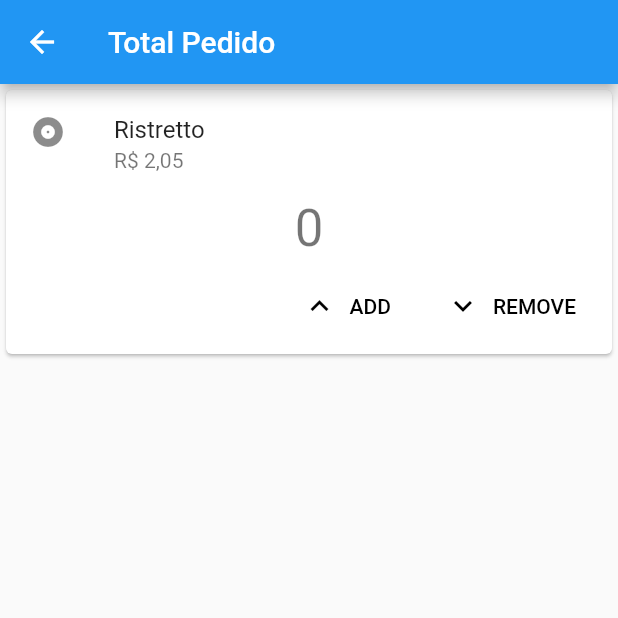
After one commit to arthreis/coffee_order, a Flutter app: the ProductsPage screen opened directly, after a tap on "ADD", after a tap on "REMOVE", on a phone screen of 412 x 824 dp, the top half of it. The commit adds this screen. Run offline on Flutter 3.47's test engine with Material 2 defaults, Android fonts, the phone set to English and light mode, and no system bars.

Commit message:
exibindo quantidade de produto

```diff
--- a/lib/main.dart
+++ b/lib/main.dart
@@ -12,7 +12,7 @@ class MyApp extends StatelessWidget {
       theme: ThemeData(
         primarySwatch: Colors.blue,
       ),
-      home: MyHomePage(title: ''),
+      home: MyHomePage(title: 'Bem vindo'),
     );
   }
 }
--- /dev/null
+++ b/lib/models/product.dart
@@ -0,0 +1,11 @@
+import 'package:flutter/material.dart';
+
+class Product {
+  Product({
+    @required this.name,
+    @required this.value,
+  });
+
+  final String name;
+  final double value;
+}
--- a/lib/screens/home.dart
+++ b/lib/screens/home.dart
@@ -1,6 +1,4 @@
-import 'dart:ui';
-
-import 'package:coffee_order/screens/order.dart';
+import 'package:coffee_order/screens/products.dart';
 import 'package:flutter/material.dart';
 
 class MyHomePage extends StatefulWidget {
@@ -38,8 +36,7 @@ class _MyHomePageState extends State<MyHomePage> {
               ),
               color: Colors.blue,
               onPressed: () {
-                Navigator.push(context,
-                    MaterialPageRoute(builder: (context) => OrderPage()));
+                Navigator.push(context, MaterialPageRoute(builder: (context) => ProductsPage()));
               },
             )
           ],
--- /dev/null
+++ b/lib/screens/products.dart
@@ -0,0 +1,69 @@
+import 'package:flutter/material.dart';
+
+class ProductsPage extends StatefulWidget {
+  @override
+  ProductsPageState createState() {
+    return ProductsPageState();
+  }
+}
+
+class ProductsPageState extends State<ProductsPage> {
+  int _counter = 0;
+
+  @override
+  Widget build(BuildContext context) {
+    return Scaffold(
+        appBar: AppBar(
+          title: Text("Total Pedido"),
+        ),
+        body: ListView(children: <Widget>[
+          Card(
+            child: Column(
+              mainAxisSize: MainAxisSize.min,
+              children: <Widget>[
+                const ListTile(
+                  leading: Icon(Icons.album),
+                  title: Text('Ristretto'),
+                  subtitle: Text('R\$ 2,05'),
+                ),
+                Text(
+                  '$_counter',
+                  style: Theme.of(context).textTheme.display1,
+                ),
+                ButtonTheme.bar(
+                  // make buttons use the appropriate styles for cards
+                  child: ButtonBar(
+                    children: <Widget>[
+                      FlatButton.icon(
+                        onPressed: _addProduct,
+                        icon: Icon(Icons.expand_less),
+                        label: Text('ADD'),
+                      ),
+                      FlatButton.icon(
+                        onPressed: _removeProduct,
+                        icon: Icon(Icons.expand_more),
+                        label: Text('REMOVE'),
+                      ),
+                    ],
+                  ),
+                ),
+              ],
+            ),
+          ),
+        ]));
+  }
+
+  void _addProduct() {
+    setState(() {
+      _counter++;
+    });
+  }
+
+  void _removeProduct() {
+    setState(() {
+      if (_counter > 0) {
+        _counter--;
+      }
+    });
+  }
+}
```
